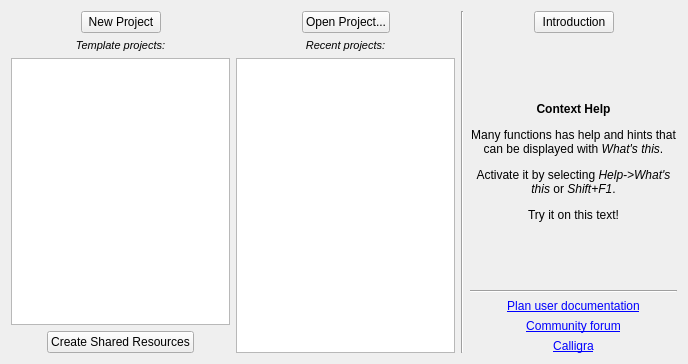
KDE/calligraplan, file src/welcome/WelcomeView.ui: the form before one commit.
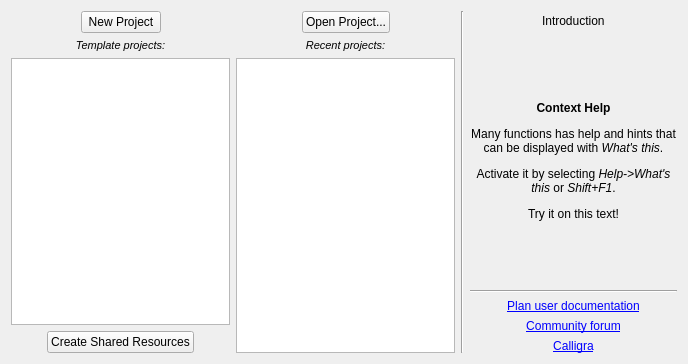
The form after the commit. Icons and pictures are not drawn.

```diff
--- a/src/welcome/WelcomeView.ui
+++ b/src/welcome/WelcomeView.ui
@@ -231,7 +231,7 @@
         </spacer>
        </item>
        <item>
-        <widget class="QPushButton" name="introductionBtn">
+        <widget class="QLabel" name="label_6">
          <property name="text">
           <string>Introduction</string>
          </property>
```
Left out of the diff: 4 changed lines with no effect on the pictures.
